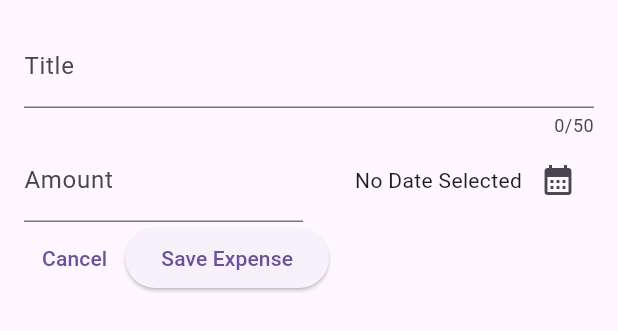
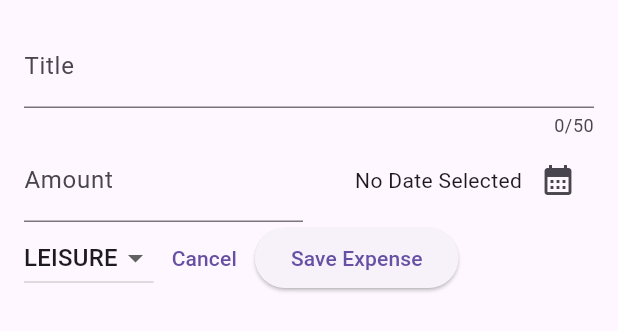
Before and after one commit to BorokiniofDevs/expense_tracker, a Flutter app: the NewExpense widget shown alone on an empty page, opened directly, on a phone screen of 412 x 824 dp. Shown: the top 331 px of the screen. Run offline on Flutter 3.47's test engine with Material 3 defaults, Android fonts, the phone set to English and light mode, and no system bars.

Commit message:
dropdown for categories

```diff
--- a/lib/widgets/new_expense.dart
+++ b/lib/widgets/new_expense.dart
@@ -18,6 +18,7 @@ class _NewExpenseState extends State<NewExpense> {
   final _titleController = TextEditingController();
   final _amountController = TextEditingController();
   DateTime? _selectedDate;
+  Category _selectedCategory = Category.leisure;
 
   @override
   void dispose() {
@@ -85,8 +86,32 @@ class _NewExpenseState extends State<NewExpense> {
               ),
             ],
           ),
+          const SizedBox(
+            width: 16,
+          ),
           Row(
             children: [
+              DropdownButton(
+                value: _selectedCategory,
+                items: Category.values
+                    .map(
+                      (category) => DropdownMenuItem(
+                        value: category,
+                        child: Text(
+                          category.name.toUpperCase(),
+                        ),
+                      ),
+                    )
+                    .toList(),
+                onChanged: (value) {
+                  if (value == null) {
+                    return;
+                  }
+                  setState(() {
+                    _selectedCategory = value;
+                  });
+                },
+              ),
               TextButton(onPressed: () {}, child: const Text('Cancel')),
               ElevatedButton(
                   onPressed: () {
```
